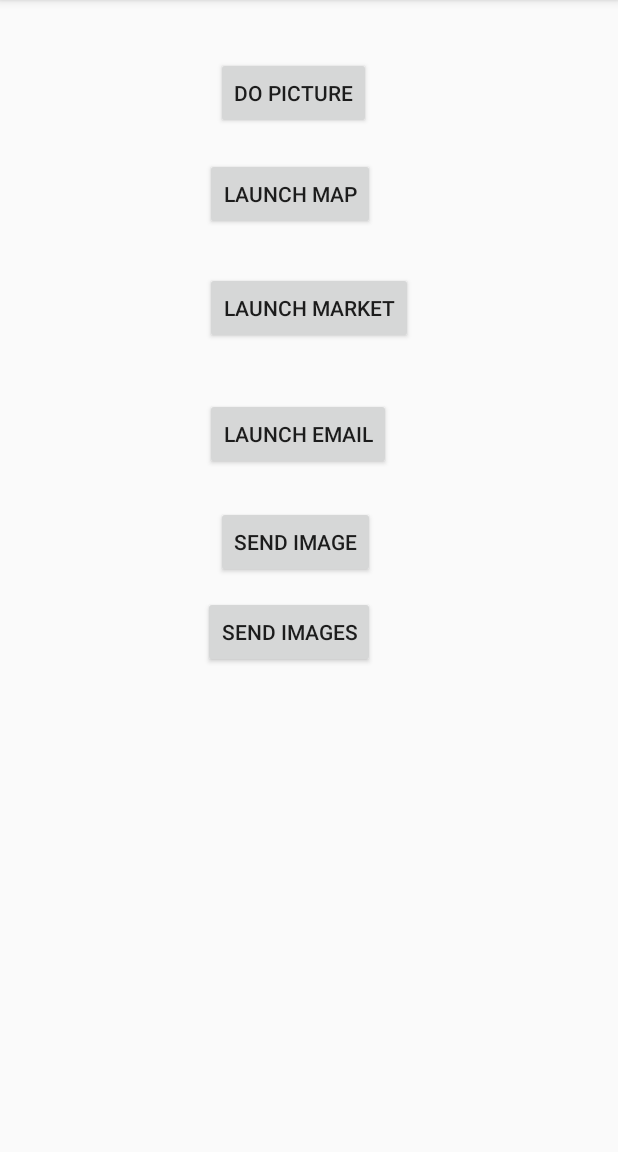
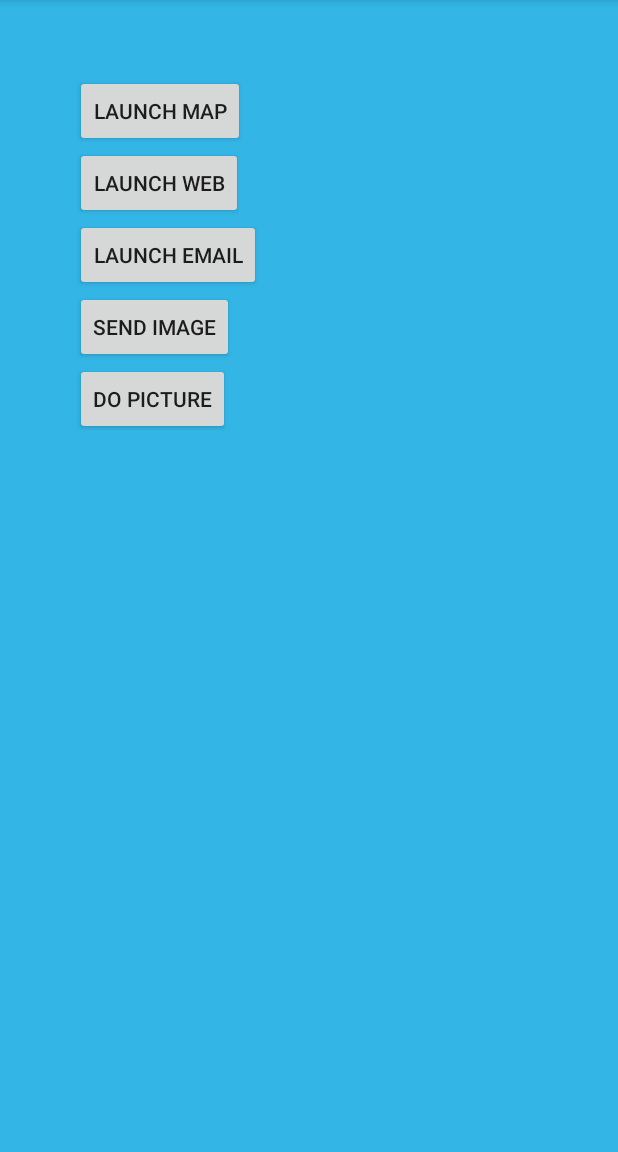
Before and after one commit to Art-999/Intent, an Android app: the screen it shows after launch (MainActivity), on a phone screen of 412 x 824 dp, the part 84-1236 px from its top. Run offline under Robolectric (Android 15) with nearby library versions, the phone set to English and light mode, and no system bars.

Commit message:
some changes

```diff
--- a/app/src/main/AndroidManifest.xml
+++ b/app/src/main/AndroidManifest.xml
@@ -1,6 +1,8 @@
 <?xml version="1.0" encoding="utf-8"?>
 <manifest xmlns:android="http://schemas.android.com/apk/res/android"
     package="com.example.arturmusayelyan.intent">
+    <uses-permission android:name="android.permission.INTERNET" />
+    <uses-permission android:name="android.permission.ACCESS_NETWORK_STATE" />
 
     <application
         android:allowBackup="true"
@@ -12,7 +14,6 @@
         <activity android:name=".MainActivity">
             <intent-filter>
                 <action android:name="android.intent.action.MAIN" />
-
                 <category android:name="android.intent.category.LAUNCHER" />
             </intent-filter>
         </activity>
--- a/app/src/main/java/com/example/arturmusayelyan/intent/MainActivity.java
+++ b/app/src/main/java/com/example/arturmusayelyan/intent/MainActivity.java
@@ -16,32 +16,23 @@ import java.util.ArrayList;
 
 //https://developer.android.com/reference/android/content/Intent.html
 public class MainActivity extends AppCompatActivity implements View.OnClickListener {
-    Button btnMap;
-    Button btnMarket;
-    Button bnnEmail;
-    Button btnSendImage;
-    Button btnSendManyImages;
-    Button btnDoPicture;
+    //Intent-ov katarvox gorcoxutyunner
+
     private File imageFile;
 
     @Override
     protected void onCreate(Bundle savedInstanceState) {
         super.onCreate(savedInstanceState);
         setContentView(R.layout.activity_main);
-        btnMap = (Button) findViewById(R.id.button_map);
-        btnMarket = (Button) findViewById(R.id.button_email);
-        bnnEmail = (Button) findViewById(R.id.button_email);
-        btnSendImage = (Button) findViewById(R.id.button_send_image);
-        btnSendManyImages = (Button) findViewById(R.id.button_send_many_images);
-        btnDoPicture = (Button) findViewById(R.id.button_do_picture);
+        findViewById(R.id.button_map).setOnClickListener(this);
+        findViewById(R.id.button_market).setOnClickListener(this);
+        findViewById(R.id.button_email).setOnClickListener(this);
+        findViewById(R.id.button_email).setOnClickListener(this);
+        findViewById(R.id.button_send_image).setOnClickListener(this);
+        findViewById(R.id.button_do_picture).setOnClickListener(this);
 
-        btnMap.setOnClickListener(this);
-        btnMarket.setOnClickListener(this);
-        bnnEmail.setOnClickListener(this);
-        btnSendImage.setOnClickListener(this);
-        btnSendManyImages.setOnClickListener(this);
-        btnDoPicture.setOnClickListener(this);
     }
+
 
     @Override
     public void onClick(View v) {
@@ -49,17 +40,17 @@ public class MainActivity extends AppCompatActivity implements View.OnClickListe
 
         switch (v.getId()) {
             case R.id.button_map:
+                // intent.setData(Uri.parse("https://www.youtube.com/watch?v=iGbMNfv2KxA&list=PLonJJ3BVjZW6hYgvtkaWvwAVvOFB7fkLa&index=27"));
                 intent = new Intent(Intent.ACTION_VIEW);
                 intent.setData(Uri.parse("geo:19.076,72.877"));
-                // intent.setData(Uri.parse("https://www.youtube.com/watch?v=iGbMNfv2KxA&list=PLonJJ3BVjZW6hYgvtkaWvwAVvOFB7fkLa&index=27"));
                 chooser = Intent.createChooser(intent, "Launch Maps");
                 startActivity(chooser);
                 break;
             case R.id.button_market:
-                intent = new Intent(android.content.Intent.ACTION_VIEW);
-                intent.setData(Uri.parse("market://details?id=dolphin.developers.com"));
                 //intent.setData(Uri.parse("https://www.youtube.com/watch?v=iGbMNfv2KxA&list=PLonJJ3BVjZW6hYgvtkaWvwAVvOFB7fkLa&index=27"));
-                chooser = Intent.createChooser(intent, "Launch Market");
+                intent = new Intent(Intent.ACTION_VIEW);
+                intent.setData(Uri.parse("https://www.vivarobet.am/"));
+                chooser = Intent.createChooser(intent, "Web View");
                 startActivity(chooser);
                 break;
             case R.id.button_email:
@@ -82,22 +73,6 @@ public class MainActivity extends AppCompatActivity implements View.OnClickListe
                 chooser = Intent.createChooser(intent, "Send Image");
                 startActivity(chooser);
                 break;
-            case R.id.button_send_many_images:
-                File pictures = Environment.getExternalStoragePublicDirectory(Environment.DIRECTORY_PICTURES);
-                String[] listOfPictuares = pictures.list();
-                Uri uri = null;
-                ArrayList<Uri> arrayList = new ArrayList<>();
-                for (String picture : listOfPictuares) {
-                    //Toast.makeText(this, "file://"+pictures.toString()+"/"+picture, Toast.LENGTH_SHORT).show();
-                    uri = Uri.parse("file://" + pictures.toString() + "/" + picture);
-                    arrayList.add(uri);
-                }
-                intent = new Intent(Intent.ACTION_SEND_MULTIPLE);
-                intent.setType("image/*"); //sax formatnere
-                intent.putExtra(Intent.EXTRA_STREAM, arrayList);
-                chooser = Intent.createChooser(intent, "Send Multiple Images");
-                startActivity(chooser);
-                break;
             case R.id.button_do_picture:
                 intent = new Intent(MediaStore.ACTION_IMAGE_CAPTURE);
                 imageFile = new File(Environment.getExternalStoragePublicDirectory(Environment.DIRECTORY_PICTURES), "test.jpg");
@@ -114,12 +89,11 @@ public class MainActivity extends AppCompatActivity implements View.OnClickListe
         if (requestCode == 0) {
             switch (resultCode) {
                 case Activity.RESULT_OK:
-                        if(imageFile.exists()){
-                            Toast.makeText(this,"The file was saved at "+imageFile.getAbsolutePath(),Toast.LENGTH_LONG).show();
-                        }
-                        else {
-                            Toast.makeText(this,"There was an error saving the file ",Toast.LENGTH_LONG).show();
-                        }
+                    if (imageFile.exists()) {
+                        Toast.makeText(this, "The file was saved at " + imageFile.getAbsolutePath(), Toast.LENGTH_LONG).show();
+                    } else {
+                        Toast.makeText(this, "There was an error saving the file ", Toast.LENGTH_LONG).show();
+                    }
                     break;
                 case Activity.RESULT_CANCELED:
 
--- a/app/src/main/res/layout/activity_main.xml
+++ b/app/src/main/res/layout/activity_main.xml
@@ -1,62 +1,41 @@
 <?xml version="1.0" encoding="utf-8"?>
-<RelativeLayout xmlns:android="http://schemas.android.com/apk/res/android"
+<LinearLayout xmlns:android="http://schemas.android.com/apk/res/android"
     xmlns:app="http://schemas.android.com/apk/res-auto"
     xmlns:tools="http://schemas.android.com/tools"
     android:layout_width="match_parent"
     android:layout_height="match_parent"
+    android:background="@android:color/holo_blue_light"
+    android:orientation="vertical"
+    android:padding="50dp"
     tools:context="com.example.arturmusayelyan.intent.MainActivity">
 
     <Button
         android:id="@+id/button_map"
         android:layout_width="wrap_content"
         android:layout_height="wrap_content"
-        android:layout_alignParentTop="true"
-        android:layout_alignStart="@+id/button_market"
-        android:layout_marginTop="105dp"
         android:text="Launch Map" />
 
     <Button
         android:id="@+id/button_market"
         android:layout_width="wrap_content"
         android:layout_height="wrap_content"
-        android:layout_below="@+id/button_map"
-        android:layout_centerHorizontal="true"
-        android:layout_marginTop="28dp"
-        android:text="Launch Market" />
+        android:text="Launch web" />
 
     <Button
         android:id="@+id/button_email"
         android:layout_width="wrap_content"
         android:layout_height="wrap_content"
-        android:layout_alignStart="@+id/button_market"
-        android:layout_below="@+id/button_market"
-        android:layout_marginTop="36dp"
         android:text="Launch EMAIL" />
 
     <Button
         android:id="@+id/button_send_image"
         android:layout_width="wrap_content"
         android:layout_height="wrap_content"
-        android:layout_alignEnd="@+id/button_map"
-        android:layout_below="@+id/button_email"
-        android:layout_marginTop="24dp"
         android:text="Send Image" />
-
-    <Button
-        android:id="@+id/button_send_many_images"
-        android:layout_width="wrap_content"
-        android:layout_height="wrap_content"
-        android:layout_alignEnd="@+id/button_send_image"
-        android:layout_below="@+id/button_send_image"
-        android:layout_marginTop="12dp"
-        android:text="Send Images" />
 
     <Button
         android:id="@+id/button_do_picture"
         android:layout_width="wrap_content"
         android:layout_height="wrap_content"
-        android:layout_alignParentTop="true"
-        android:layout_alignStart="@+id/button_send_image"
-        android:layout_marginTop="38dp"
         android:text="Do Picture" />
-</RelativeLayout>
+</LinearLayout>
--- a/build.gradle
+++ b/build.gradle
@@ -7,7 +7,7 @@ buildscript {
         jcenter()
     }
     dependencies {
-        classpath 'com.android.tools.build:gradle:3.0.0'
+        classpath 'com.android.tools.build:gradle:3.1.2'
 
 
         // NOTE: Do not place your application dependencies here; they belong
```
Also changed, not shown: gradle/wrapper/gradle-wrapper.properties.
